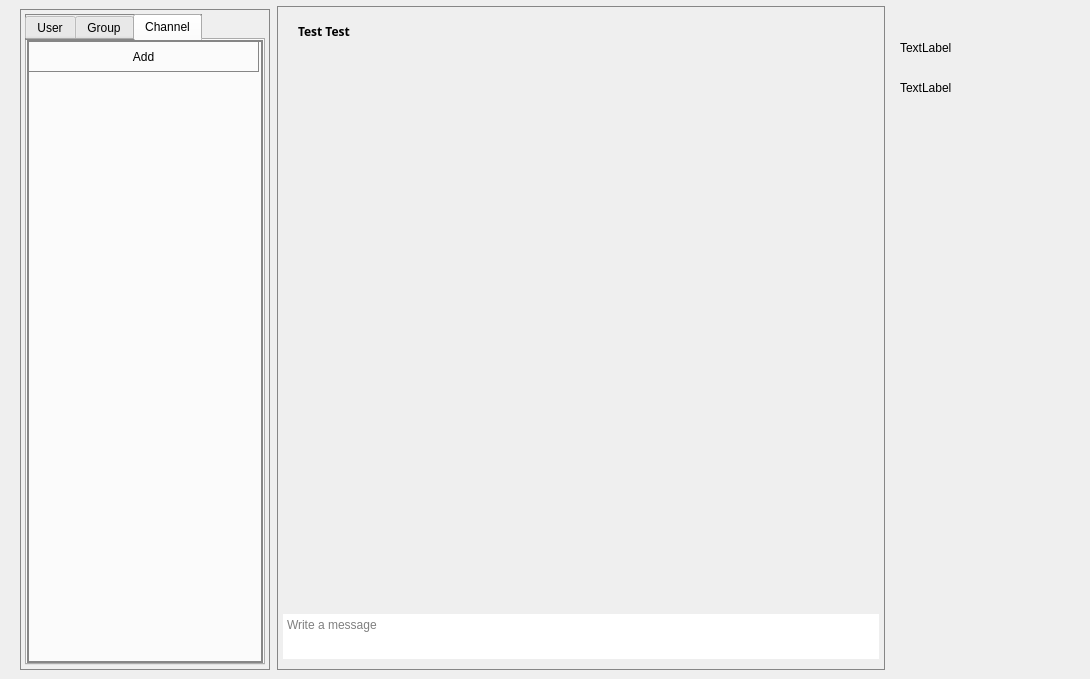
First picture: the form in homepage.ui, repository sanazshokrzadeh/Messanger_throw_10, before the edit.
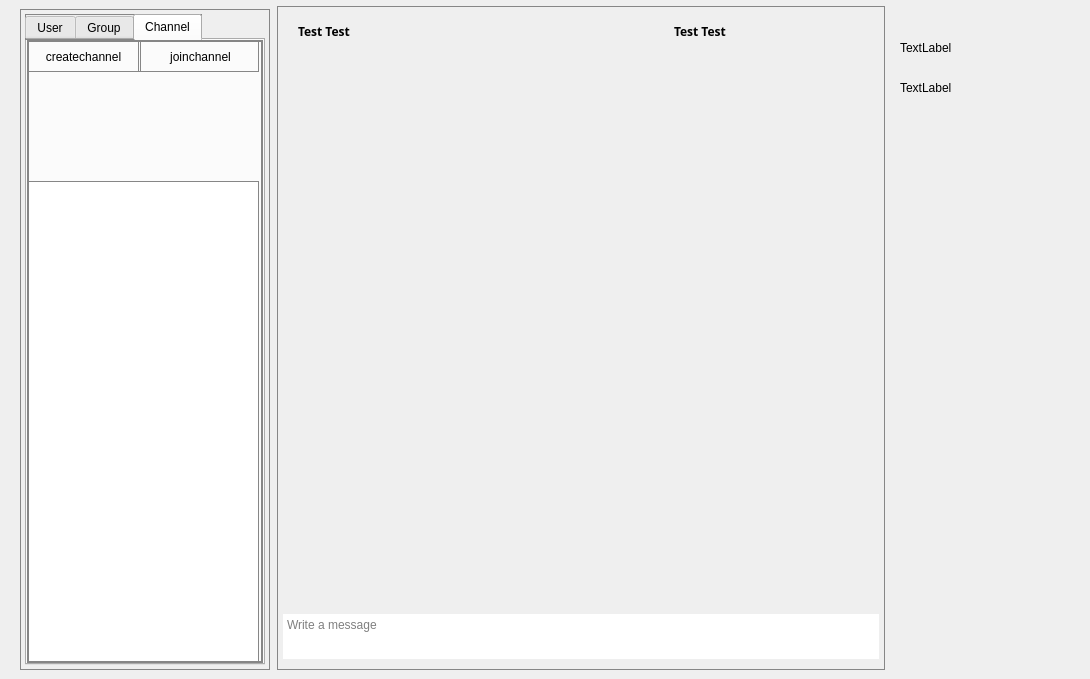
Second picture: the form after the edit. The open tabs and pages were chosen to show the change. Icons and pictures are not drawn.

Commit message: added QTimer functions,files for channels and groups and users created,wrote a class for getting the name for create group

Patch:
```diff
--- a/homepage.ui
+++ b/homepage.ui
@@ -247,14 +247,37 @@
           <rect>
            <x>0</x>
            <y>0</y>
-           <width>231</width>
+           <width>111</width>
            <height>32</height>
           </rect>
          </property>
          <property name="text">
-          <string>Add</string>
+          <string>createchannel</string>
          </property>
         </widget>
+        <widget class="QPushButton" name="pushButton_2">
+         <property name="geometry">
+          <rect>
+           <x>112</x>
+           <y>0</y>
+           <width>121</width>
+           <height>31</height>
+          </rect>
+         </property>
+         <property name="text">
+          <string>joinchannel</string>
+         </property>
+        </widget>
+       </widget>
+       <widget class="QListWidget" name="channelListWidget">
+        <property name="geometry">
+         <rect>
+          <x>0</x>
+          <y>140</y>
+          <width>231</width>
+          <height>481</height>
+         </rect>
+        </property>
        </widget>
       </widget>
      </widget>
@@ -409,6 +432,25 @@
          </property>
         </spacer>
        </item>
+       <item>
+        <widget class="QLabel" name="partlabel">
+         <property name="font">
+          <font>
+           <family>Exo 2</family>
+           <pointsize>9</pointsize>
+           <italic>false</italic>
+           <bold>true</bold>
+          </font>
+         </property>
+         <property name="styleSheet">
+          <string notr="true">border-width:0px;
+font: 700 9pt &quot;Exo 2&quot;;</string>
+         </property>
+         <property name="text">
+          <string>&lt;a href=&quot;#&quot; style=&quot;text-decoration:none;color:black&quot;&gt;Test Test&lt;/a&gt;</string>
+         </property>
+        </widget>
+       </item>
        <item>
         <widget class="QPushButton" name="pinButton">
          <property name="minimumSize">
```
Left out of the diff: 50 changed lines with no effect on the pictures. The commit also changes 11 other files.
